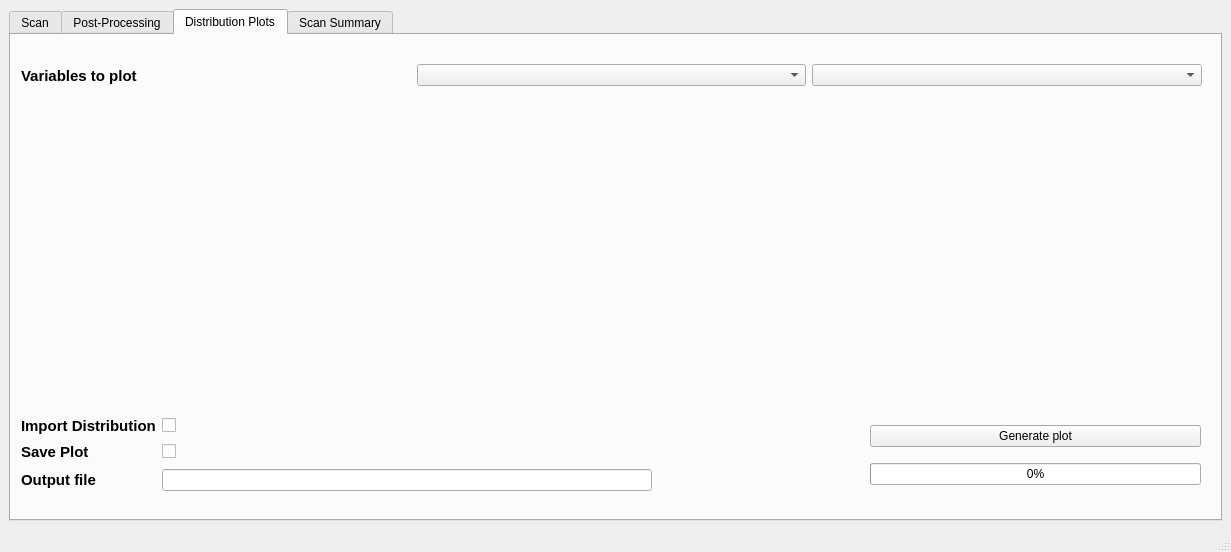
This is astra_comparison_gui.ui in VELA-CLARA-software/OnlineModel as Qt 5 draws it before an edit. The edited form follows.
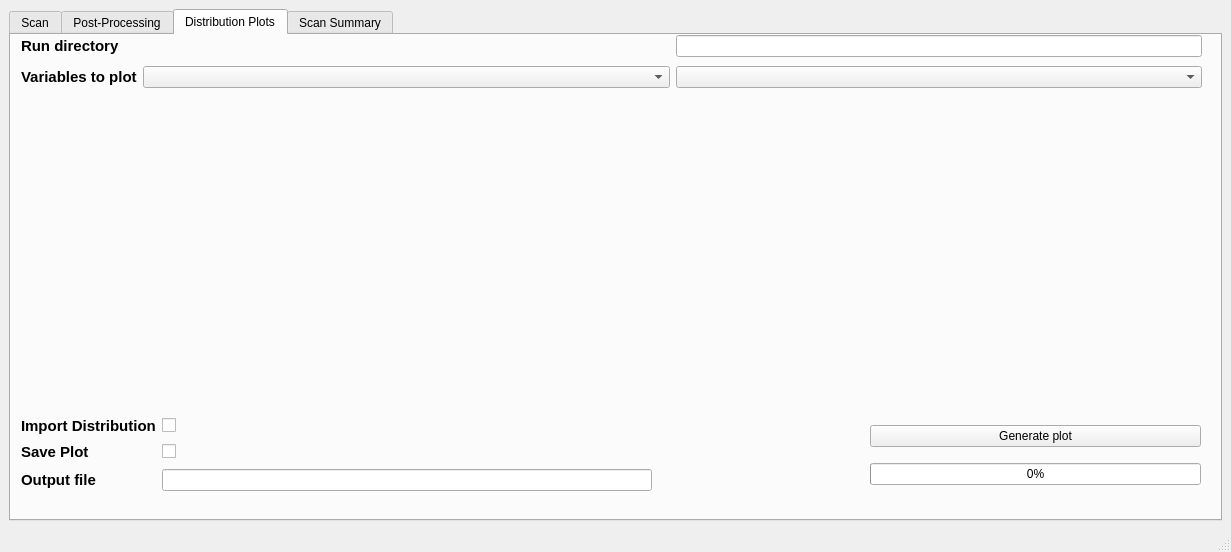
This is the edited form. The open tabs and pages were chosen to show the change. Custom widgets are drawn as their Qt base class.

Commit message: Fixing of post-processing bugs (view.py and post-processing controller)

Diff of the .ui file:
```diff
--- a/astra_comparison_gui.ui
+++ b/astra_comparison_gui.ui
@@ -1131,32 +1131,62 @@
         <property name="geometry">
          <rect>
           <x>10</x>
-          <y>20</y>
+          <y>-3</y>
           <width>1181</width>
-          <height>41</height>
+          <height>61</height>
          </rect>
         </property>
-        <layout class="QHBoxLayout" name="variables_dyn_plot_layout">
-         <item>
-          <widget class="QLabel" name="variables_dyn_plot_label">
-           <property name="font">
-            <font>
-             <pointsize>11</pointsize>
-             <weight>75</weight>
-             <bold>true</bold>
-            </font>
-           </property>
-           <property name="text">
-            <string>Variables to plot</string>
-           </property>
-          </widget>
-         </item>
-         <item>
+        <layout class="QGridLayout" name="variables_dyn_plot_layout">
+         <item row="1" column="1">
           <widget class="QComboBox" name="variables_dyn_plot_combo_box_1"/>
          </item>
-         <item>
+         <item row="1" column="2">
           <widget class="QComboBox" name="variables_dyn_plot_combo_box_2"/>
          </item>
+         <item row="0" column="2">
+          <widget class="QLineEdit" name="directory_dyn_plot_line_edit"/>
+         </item>
+         <item row="0" column="0">
+          <widget class="QLabel" name="directory_dyn_plot_label">
+           <property name="font">
+            <font>
+             <pointsize>11</pointsize>
+             <weight>75</weight>
+             <bold>true</bold>
+            </font>
+           </property>
+           <property name="text">
+            <string>Run directory</string>
+           </property>
+          </widget>
+         </item>
+         <item row="0" column="1">
+          <spacer name="dyn_plot_horizontalSpacer">
+           <property name="orientation">
+            <enum>Qt::Horizontal</enum>
+           </property>
+           <property name="sizeHint" stdset="0">
+            <size>
+             <width>40</width>
+             <height>20</height>
+            </size>
+           </property>
+          </spacer>
+         </item>
+         <item row="1" column="0">
+          <widget class="QLabel" name="variables_dyn_plot_label">
+           <property name="font">
+            <font>
+             <pointsize>11</pointsize>
+             <weight>75</weight>
+             <bold>true</bold>
+            </font>
+           </property>
+           <property name="text">
+            <string>Variables to plot</string>
+           </property>
+          </widget>
+         </item>
         </layout>
        </widget>
        <widget class="QWidget" name="verticalLayoutWidget">
```
Left out of the diff: 21 changed lines with no effect on the pictures. The commit also changes 2 other files.
